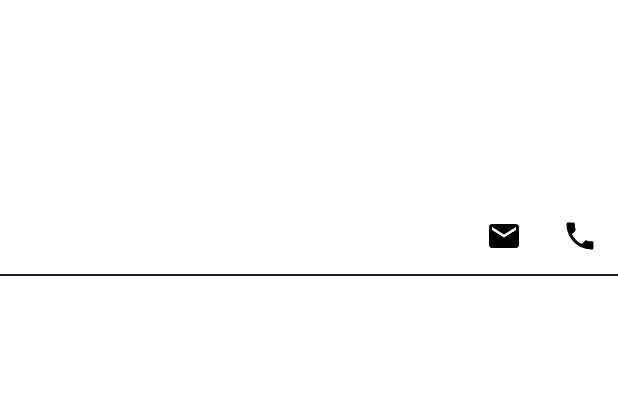
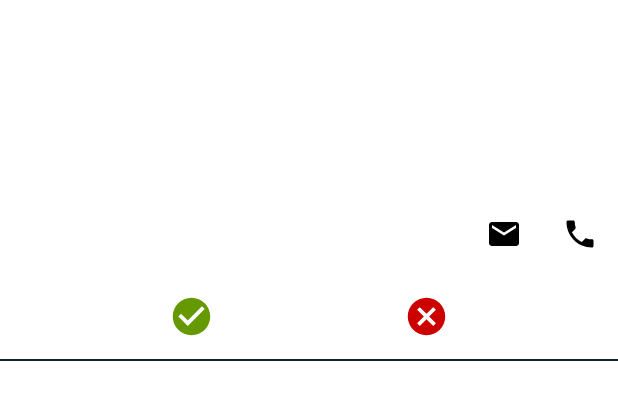
Before and after one commit to HarjeetGill/finalproject, an Android app: the layout item_request_list.xml on its own in the app's theme, with its tools: preview values and no code run, on a phone screen of 412 x 824 dp. Shown: the top 400 px of the screen. Run offline under Robolectric (Android 15) with nearby library versions, the phone set to English and light mode, and no system bars.

Commit message:
WIP Request Modification

```diff
--- a/app/src/main/java/com/techai/shiftme/ui/agency/home/RequestsFragment.java
+++ b/app/src/main/java/com/techai/shiftme/ui/agency/home/RequestsFragment.java
@@ -47,7 +47,7 @@ public class RequestsFragment extends Fragment {
     }
 
     private void setAdapter() {
-        final RequestsPagerAdapter adapter = new RequestsPagerAdapter(requireContext(), requireActivity().getSupportFragmentManager(), binding.tabLayout.getTabCount());
+        final RequestsPagerAdapter adapter = new RequestsPagerAdapter(requireContext(), getChildFragmentManager(), binding.tabLayout.getTabCount());
         binding.viewPager.setAdapter(adapter);
     }
 
--- /dev/null
+++ b/app/src/main/res/drawable/ic_approve.xml
@@ -0,0 +1,9 @@
+<vector xmlns:android="http://schemas.android.com/apk/res/android"
+    android:width="30dp"
+    android:height="30dp"
+    android:viewportWidth="24"
+    android:viewportHeight="24">
+    <path
+        android:fillColor="@android:color/holo_green_dark"
+        android:pathData="M12,2C6.48,2 2,6.48 2,12s4.48,10 10,10 10,-4.48 10,-10S17.52,2 12,2zM10,17l-5,-5 1.41,-1.41L10,14.17l7.59,-7.59L19,8l-9,9z" />
+</vector>
--- /dev/null
+++ b/app/src/main/res/drawable/ic_reject.xml
@@ -0,0 +1,9 @@
+<vector xmlns:android="http://schemas.android.com/apk/res/android"
+    android:width="30dp"
+    android:height="30dp"
+    android:viewportWidth="24"
+    android:viewportHeight="24">
+    <path
+        android:fillColor="@android:color/holo_red_dark"
+        android:pathData="M12,2C6.47,2 2,6.47 2,12s4.47,10 10,10 10,-4.47 10,-10S17.53,2 12,2zM17,15.59L15.59,17 12,13.41 8.41,17 7,15.59 10.59,12 7,8.41 8.41,7 12,10.59 15.59,7 17,8.41 13.41,12 17,15.59z" />
+</vector>
--- a/app/src/main/res/layout/item_request_list.xml
+++ b/app/src/main/res/layout/item_request_list.xml
@@ -67,7 +67,6 @@
         android:layout_height="wrap_content"
         android:padding="@dimen/_10sdp"
         android:src="@drawable/ic_email"
-        app:layout_constraintBottom_toBottomOf="parent"
         app:layout_constraintEnd_toStartOf="@+id/ivPhone"
         app:layout_constraintTop_toBottomOf="@+id/tvDateNTime" />
 
@@ -77,9 +76,32 @@
         android:layout_height="wrap_content"
         android:padding="@dimen/_10sdp"
         android:src="@drawable/ic_phone"
+        app:layout_constraintEnd_toEndOf="parent"
+        app:layout_constraintTop_toBottomOf="@+id/tvDateNTime" />
+
+    <ImageView
+        android:id="@+id/ivApprove"
+        android:layout_width="wrap_content"
+        android:layout_height="wrap_content"
+        android:padding="@dimen/_10sdp"
+        android:src="@drawable/ic_approve"
+        app:layout_constraintBottom_toBottomOf="parent"
+        app:layout_constraintEnd_toStartOf="@+id/ivReject"
+        app:layout_constraintHorizontal_bias="0.5"
+        app:layout_constraintStart_toStartOf="parent"
+        app:layout_constraintTop_toBottomOf="@+id/ivEmail" />
+
+    <ImageView
+        android:id="@+id/ivReject"
+        android:layout_width="wrap_content"
+        android:layout_height="wrap_content"
+        android:padding="@dimen/_10sdp"
+        android:src="@drawable/ic_reject"
         app:layout_constraintBottom_toBottomOf="parent"
         app:layout_constraintEnd_toEndOf="parent"
-        app:layout_constraintTop_toBottomOf="@+id/tvDateNTime" />
+        app:layout_constraintHorizontal_bias="0.5"
+        app:layout_constraintStart_toEndOf="@+id/ivApprove"
+        app:layout_constraintTop_toBottomOf="@+id/ivEmail" />
 
     <View
         android:id="@+id/vHorizontalLine"
@@ -89,6 +111,6 @@
         app:layout_constraintBottom_toBottomOf="parent"
         app:layout_constraintEnd_toEndOf="parent"
         app:layout_constraintStart_toStartOf="parent"
-        app:layout_constraintTop_toBottomOf="@+id/ivPhone" />
+        app:layout_constraintTop_toBottomOf="@+id/ivReject" />
 
 </androidx.constraintlayout.widget.ConstraintLayout>
```
Also changed, not shown: app/src/main/java/com/techai/shiftme/data/model/Request.kt (+13 -1 lines), app/src/main/java/com/techai/shiftme/ui/agency/home/tabs/ApprovedRejectedTabFragment.java (+8 -2 lines), app/src/main/java/com/techai/shiftme/ui/agency/home/tabs/IApproveRejectListener.java (added, +7 -0 lines), app/src/main/java/com/techai/shiftme/ui/agency/home/tabs/NewRequestTabFragment.java (+23 -3 lines), app/src/main/java/com/techai/shiftme/ui/agency/home/tabs/RequestsListAdapter.java (+37 -7 lines), app/src/main/java/com/techai/shiftme/ui/customer/sendrequest/SendRequestFragment.java (+3 -20 lines), app/src/main/java/com/techai/shiftme/ui/customer/sendrequest/SendRequestViewModel.java (+14 -12 lines).
